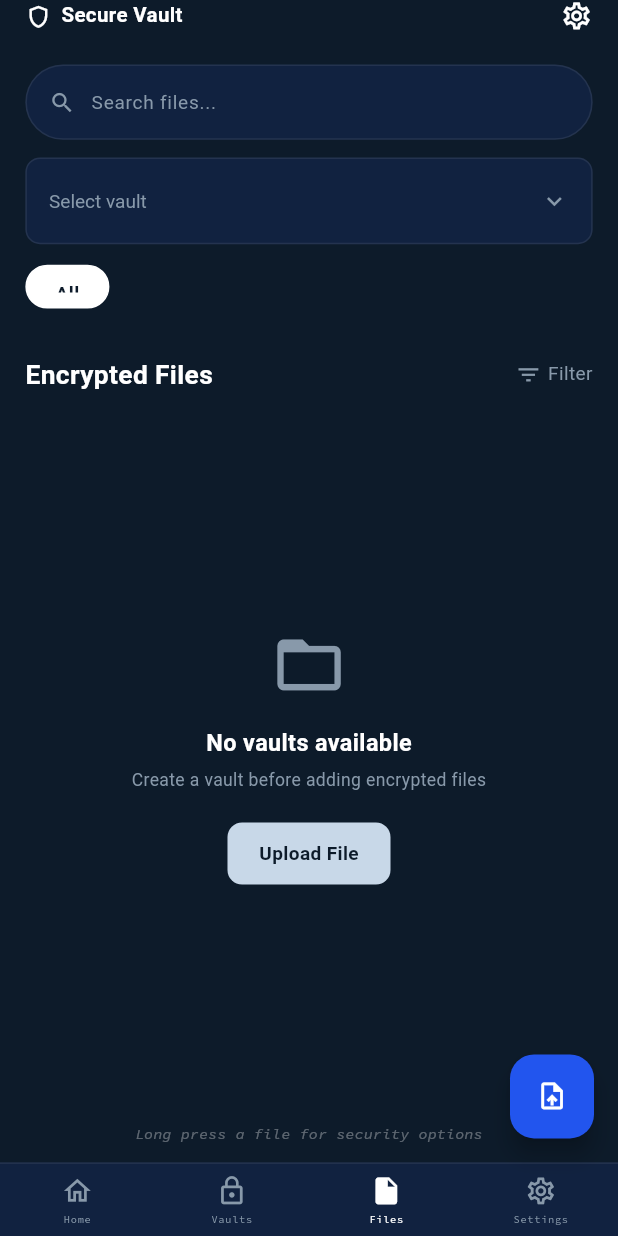
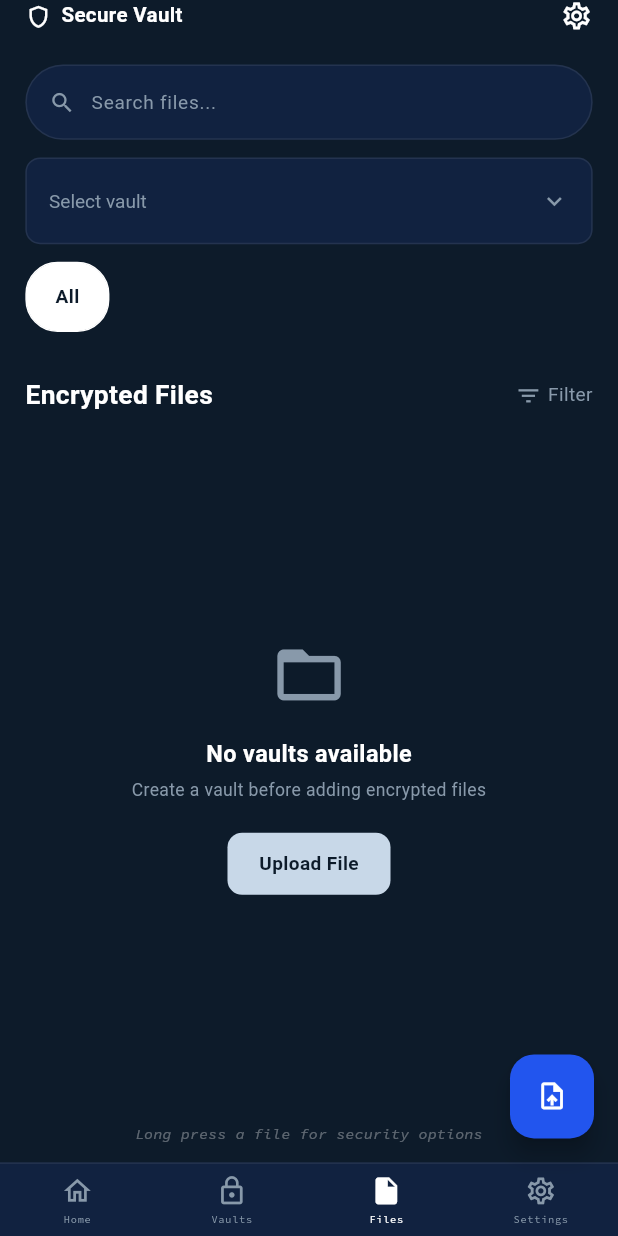
Before and after one commit to HackRoot1/vault-system-app, a Flutter app: the FilesScreen screen opened directly with empty values, on a phone screen of 412 x 824 dp. Run offline on Flutter 3.47's test engine with Material 3 defaults, Android fonts, the phone set to English and light mode, and no system bars; our stand-ins replace file_picker, flutter_screenutil, google_fonts, shared_preferences; missing offline and left inert: cryptography; accounts and stored records are empty.

Commit message:
fixed filter view

```diff
--- a/lib/features/files/presentation/screens/files_screen.dart
+++ b/lib/features/files/presentation/screens/files_screen.dart
@@ -301,10 +301,10 @@ class _FilesScreenState extends State<FilesScreen> {
 
   Widget _buildFilterChips() {
     return SizedBox(
-      height: 58.h,
+      height: 72.h,
       child: ListView.builder(
         scrollDirection: Axis.horizontal,
-        padding: EdgeInsets.symmetric(horizontal: 16.w, vertical: 14.h),
+        padding: EdgeInsets.symmetric(horizontal: 16.w, vertical: 12.h),
         itemCount: _filterChips.length,
         itemBuilder: (context, index) {
           final chip = _filterChips[index];
@@ -317,7 +317,8 @@ class _FilesScreenState extends State<FilesScreen> {
             },
             child: Container(
               margin: EdgeInsets.only(right: 10.w),
-              padding: EdgeInsets.symmetric(horizontal: 18.w, vertical: 10.h),
+              padding: EdgeInsets.symmetric(horizontal: 18.w, vertical: 8.h),
+              alignment: Alignment.center,
               decoration: BoxDecoration(
                 color: isSelected ? Colors.white : const Color(0xFF112240),
                 borderRadius: BorderRadius.circular(22.r),
```
